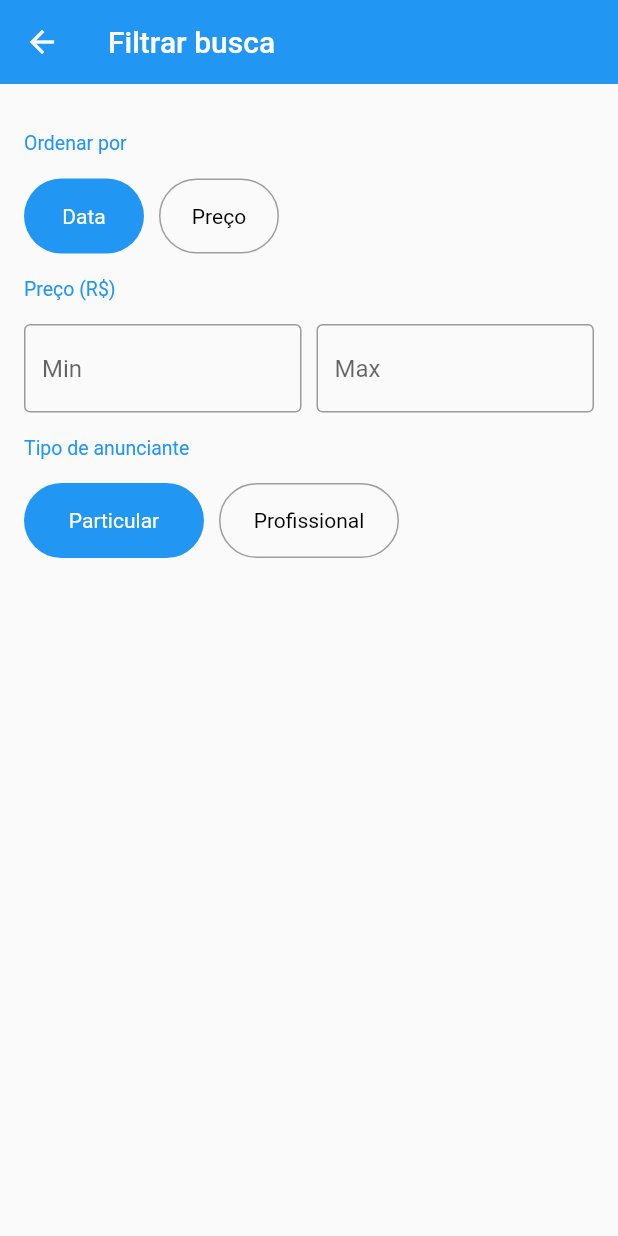
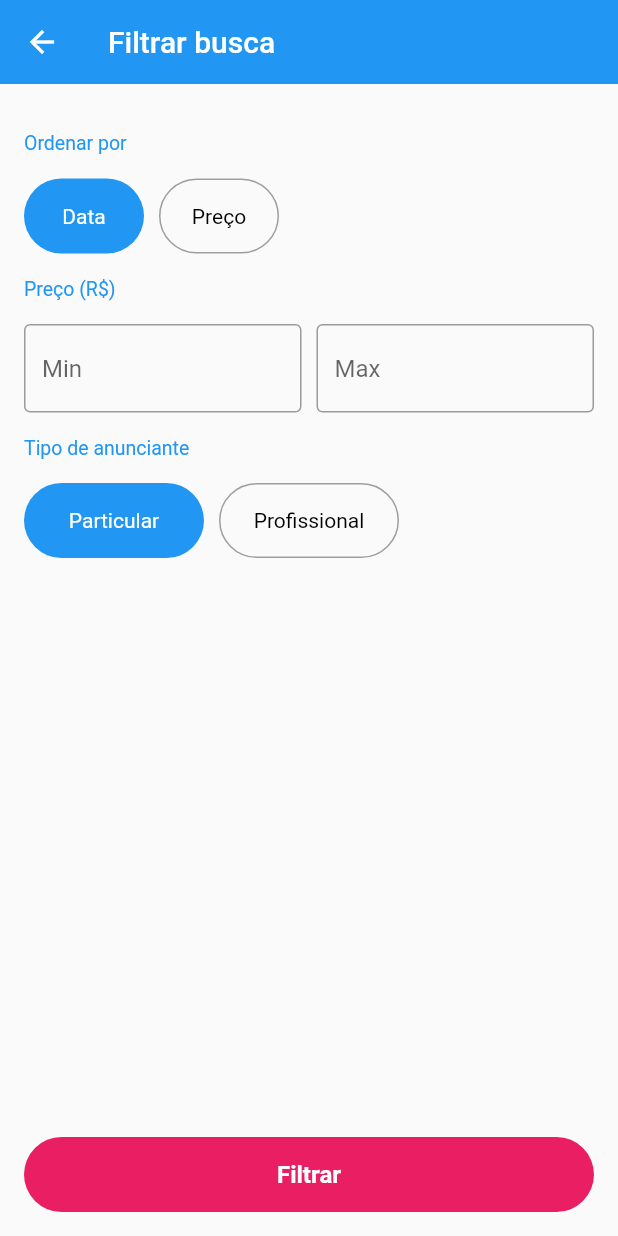
Before and after one commit to Ariosmaia/Projeto-Clone-OLX, a Flutter app: the FilterScreen screen opened directly, on a phone screen of 412 x 824 dp. Run offline on Flutter 3.47's test engine with Material 2 defaults, Android fonts, the phone set to English and light mode, and no system bars; our stand-ins replace brasil_fields, rxdart.

Commit message:
Criando o botão animado do filtro

```diff
--- a/lib/screens/filter/filter_screen.dart
+++ b/lib/screens/filter/filter_screen.dart
@@ -1,5 +1,6 @@
 import 'package:flutter/material.dart';
 import 'package:xlo/models/filter.dart';
+import 'package:xlo/screens/filter/widgets/animated_Button.dart';
 import 'package:xlo/screens/filter/widgets/order_by_field.dart';
 import 'package:xlo/screens/filter/widgets/price_range_field.dart';
 import 'package:xlo/screens/filter/widgets/section_title.dart';
@@ -12,6 +13,8 @@ class FilterScreen extends StatefulWidget {
 
 class _FilterScreenState extends State<FilterScreen> {
   final GlobalKey<FormState> _formKey = GlobalKey<FormState>();
+  final ScrollController _scrollController = ScrollController();
+
   @override
   Widget build(BuildContext context) {
     return Scaffold(
@@ -24,6 +27,7 @@ class _FilterScreenState extends State<FilterScreen> {
           Form(
             key: _formKey,
             child: ListView(
+              controller: _scrollController,
               padding: const EdgeInsets.all(16),
               children: <Widget>[
                 const SectionTitle(title: 'Ordenar por'),
@@ -41,6 +45,12 @@ class _FilterScreenState extends State<FilterScreen> {
               ],
             ),
           ),
+          AnimatedButton(
+            scrollController: _scrollController,
+            onTap: () {
+              print("tocou");
+            },
+          )
         ],
       ),
     );
--- /dev/null
+++ b/lib/screens/filter/widgets/animated_Button.dart
@@ -0,0 +1,87 @@
+import 'package:flutter/material.dart';
+
+class AnimatedButton extends StatefulWidget {
+  final ScrollController scrollController;
+  final VoidCallback onTap;
+
+  const AnimatedButton({Key key, this.scrollController, this.onTap})
+      : super(key: key);
+  @override
+  _AnimatedButtonState createState() => _AnimatedButtonState();
+}
+
+class _AnimatedButtonState extends State<AnimatedButton>
+    with SingleTickerProviderStateMixin {
+  AnimationController _controller;
+  Animation<EdgeInsets> _edgeAnimation;
+  Animation<double> _radiusAnimation;
+
+  // Legal para quando repetir varias vezes
+  ScrollController get scrollController => widget.scrollController;
+  VoidCallback get onTap => widget.onTap;
+
+  @override
+  void initState() {
+    super.initState();
+    _controller = AnimationController(
+        vsync: this, duration: const Duration(microseconds: 200));
+
+    _edgeAnimation = EdgeInsetsTween(
+            begin: const EdgeInsets.fromLTRB(16, 0, 16, 16),
+            end: EdgeInsets.zero)
+        .animate(_controller);
+
+    _radiusAnimation = Tween<double>(begin: 25, end: 0).animate(_controller);
+
+    scrollController.addListener(positionChanged);
+  }
+
+  void positionChanged() {
+    // Peguei o maximo scroll possivel e verifico se possição atual é maior 98% disso
+    if (scrollController.offset >
+        0.98 * scrollController.position.maxScrollExtent) {
+      _controller.forward();
+    } else {
+      _controller.reverse();
+    }
+  }
+
+  @override
+  void dispose() {
+    super.dispose();
+    _controller.dispose();
+    scrollController.removeListener(positionChanged);
+  }
+
+  @override
+  Widget build(BuildContext context) {
+    return AnimatedBuilder(
+      animation: _controller,
+      builder: (_, __) {
+        return Positioned(
+          bottom: 0,
+          left: 0,
+          right: 0,
+          child: Container(
+            height: 50,
+            margin: _edgeAnimation.value,
+            child: RaisedButton(
+              color: Colors.pink,
+              child: const Text(
+                'Filtrar',
+                style: TextStyle(
+                    color: Colors.white,
+                    fontSize: 16,
+                    fontWeight: FontWeight.w600),
+              ),
+              elevation: 0,
+              onPressed: onTap,
+              shape: RoundedRectangleBorder(
+                  borderRadius: BorderRadius.circular(_radiusAnimation.value)),
+            ),
+          ),
+        );
+      },
+    );
+  }
+}
```
